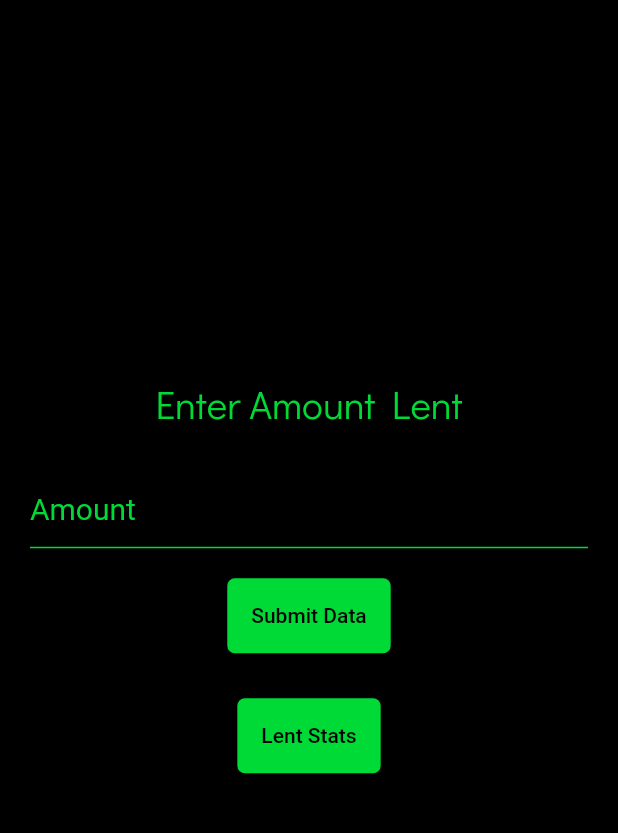
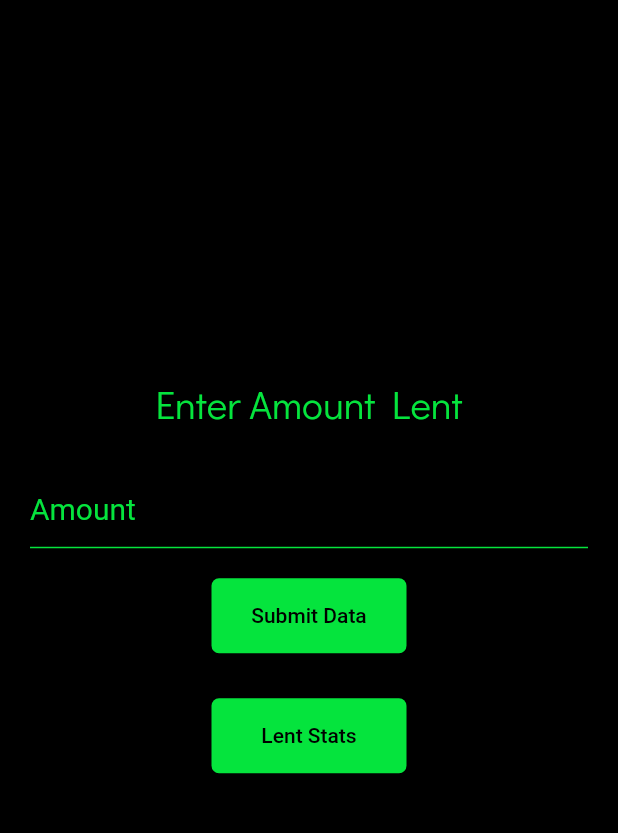
Before and after one commit to MoryaNischay/MobileApp, a Flutter app: the LentMoney screen opened directly, on a phone screen of 412 x 824 dp, the part 84-917 px from its top. Run offline on Flutter 3.47's test engine with Material 2 defaults, Android fonts, the phone set to English and light mode, and no system bars; our stand-ins replace cloud_firestore, firebase_auth, firebase_core, shared_preferences; accounts and stored records are empty; network calls fail; Roboto replaces fonts that are missing (DidactGotgic).

Commit message:
Removed Unused Imports

```diff
--- a/lib/authentication.dart
+++ b/lib/authentication.dart
@@ -1,10 +1,8 @@
-// ignore_for_file: unused_import, prefer_const_constructors
+// ignore_for_file:  prefer_const_constructors
 
 import 'package:flutter/material.dart';
 
-import 'package:newapp/screens/secondpage.dart';
-import 'package:newapp/screens/firstpage.dart';
-import 'package:newapp/themecode/themecode.dart';
+
 
 class AuthPage extends StatefulWidget {
   const AuthPage({Key? key}) : super(key: key);
--- a/lib/screens/firstpage.dart
+++ b/lib/screens/firstpage.dart
@@ -1,8 +1,6 @@
-// ignore_for_file: prefer_const_constructors, unused_import
+// ignore_for_file: prefer_const_constructors,
 
 import 'package:flutter/material.dart';
-import 'package:newapp/main.dart';
-import 'package:newapp/screens/LoginScreen.dart';
 import 'auth.dart';
 import 'package:newapp/screens/secondpage.dart';
 
--- a/lib/screens/secondpage.dart
+++ b/lib/screens/secondpage.dart
@@ -1,10 +1,8 @@
-// ignore_for_file: unused_import, prefer_const_constructors_in_immutables, avoid_print, depend_on_referenced_packages
+// ignore_for_file:  prefer_const_constructors_in_immutables, avoid_print, depend_on_referenced_packages
 
 // ignore: avoid_web_libraries_in_flutter
 
 import 'package:flutter/material.dart';
-import 'package:newapp/main.dart';
-import 'package:newapp/screens/firstpage.dart';
 import 'package:newapp/screens/statspage.dart';
 import 'package:newapp/themecode/themecode.dart';
 import 'package:shared_preferences/shared_preferences.dart';
@@ -185,7 +183,6 @@ class Valid extends State<SecondRoute> {
                           others: _others.toString())));
                 },
                 child: const Text('View Stats')),
-
           ],
         ),
       ),
--- a/lib/themecode/themecode.dart
+++ b/lib/themecode/themecode.dart
@@ -1,12 +1,12 @@
 import 'package:flutter/material.dart';
 
-const razerColor = Color.fromARGB(255, 0, 218, 54);
+const razerColor = Color.fromARGB(255, 5, 228, 61);
 
 var style1 = ElevatedButton.styleFrom(
   primary: razerColor,
   onPrimary: Colors.black,
   shape: RoundedRectangleBorder(borderRadius: BorderRadius.circular(5)),
-  minimumSize: const Size(90, 50),
+  minimumSize: const Size(130, 50),
 );
 var style2 = ElevatedButton.styleFrom(
     primary: razerColor,
```
Also changed, not shown: lib/main.dart (+1 -58 lines), lib/screens/lentmoney.dart (+6 -7 lines), lib/screens/lentstats.dart (+8 -11 lines).
